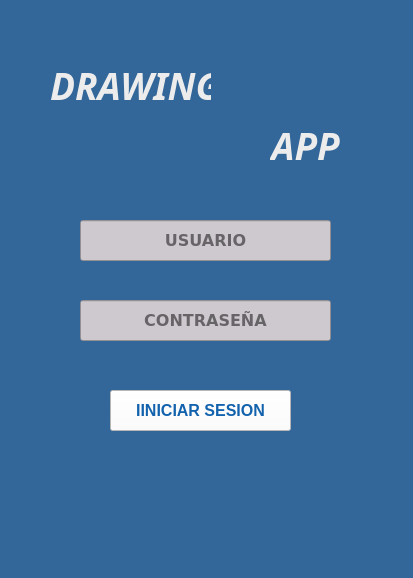
Before: the Qt Designer form Código/Core/view/LoginWindow.ui in Enki403/ProyectoBDI, drawn with Qt 5.
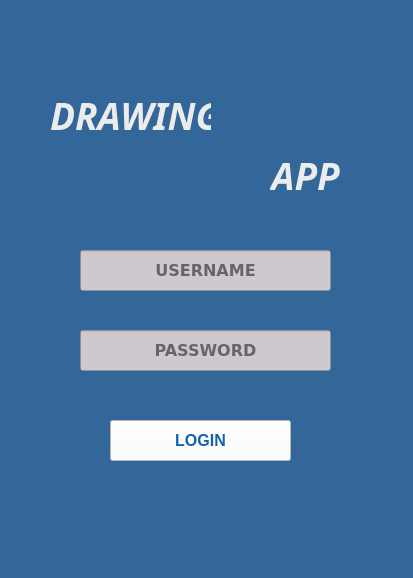
After: the same form once the commit is applied. Icons and pictures are not drawn.

What changed in the file:
```diff
--- a/Código/Core/view/LoginWindow.ui
+++ b/Código/Core/view/LoginWindow.ui
@@ -34,7 +34,7 @@
     <property name="geometry">
      <rect>
       <x>50</x>
-      <y>60</y>
+      <y>90</y>
       <width>161</width>
       <height>41</height>
      </rect>
@@ -54,7 +54,7 @@
     <property name="geometry">
      <rect>
       <x>90</x>
-      <y>20</y>
+      <y>50</y>
       <width>281</width>
       <height>151</height>
      </rect>
@@ -70,7 +70,7 @@
     <property name="geometry">
      <rect>
       <x>270</x>
-      <y>120</y>
+      <y>150</y>
       <width>71</width>
       <height>41</height>
      </rect>
@@ -90,7 +90,7 @@
     <property name="geometry">
      <rect>
       <x>110</x>
-      <y>390</y>
+      <y>420</y>
       <width>181</width>
       <height>41</height>
      </rect>
@@ -107,7 +107,7 @@
 color: rgb(19, 98, 173);</string>
     </property>
     <property name="text">
-     <string>IINICIAR SESION</string>
+     <string>LOGIN</string>
     </property>
    </widget>
    <widget class="QLineEdit" name="lineEditPassword">
@@ -117,7 +117,7 @@
     <property name="geometry">
      <rect>
       <x>80</x>
-      <y>300</y>
+      <y>330</y>
       <width>251</width>
       <height>41</height>
      </rect>
@@ -147,7 +147,7 @@
      <set>Qt::AlignCenter</set>
     </property>
     <property name="placeholderText">
-     <string>CONTRASEÑA</string>
+     <string>PASSWORD</string>
     </property>
    </widget>
    <widget class="QLineEdit" name="lineEditUser">
@@ -157,7 +157,7 @@
     <property name="geometry">
      <rect>
       <x>80</x>
-      <y>220</y>
+      <y>250</y>
       <width>251</width>
       <height>41</height>
      </rect>
@@ -184,7 +184,7 @@
      <set>Qt::AlignCenter</set>
     </property>
     <property name="placeholderText">
-     <string>USUARIO</string>
+     <string>USERNAME</string>
     </property>
    </widget>
    <zorder>label_2</zorder>
```
Left out of the diff: 26 changed lines with no effect on the pictures.
